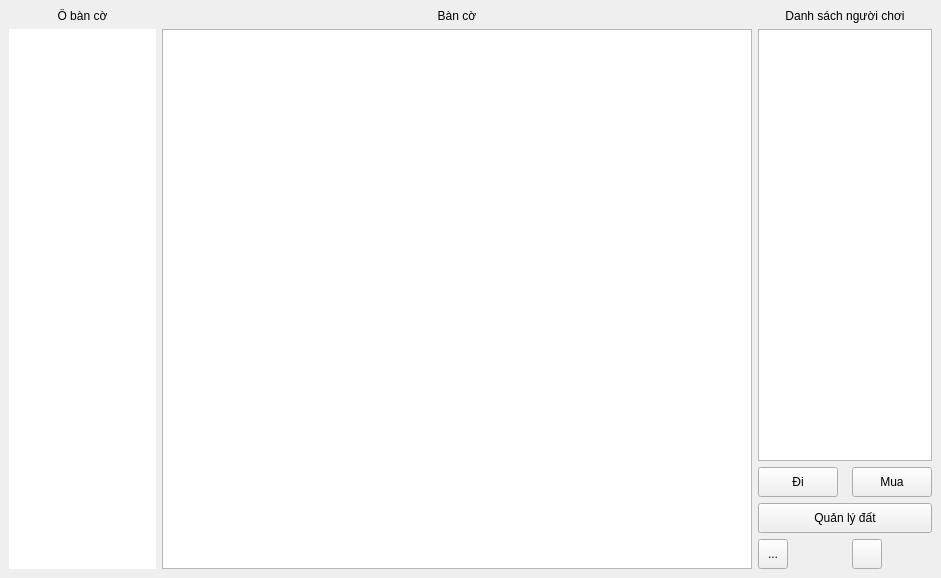
Old version of the form Comporated_sourcecode/mainwindow.ui in the repository ChocoOreal/Monopoly.
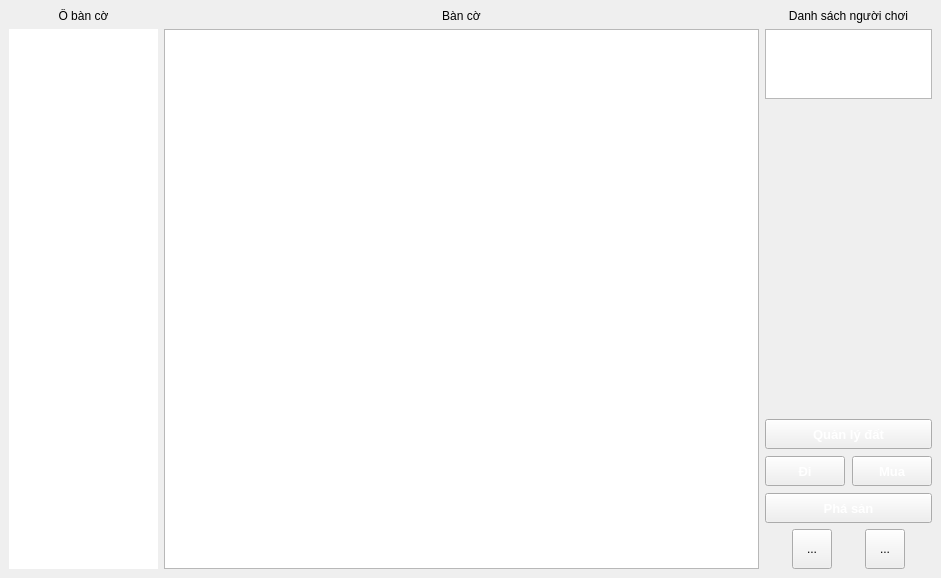
New version of the form. Icons and pictures are not drawn.

The edit to the form file:
```diff
--- a/Comporated_sourcecode/mainwindow.ui
+++ b/Comporated_sourcecode/mainwindow.ui
@@ -17,6 +17,12 @@
    <string notr="true">QMainWindow#MainWindow{ border-image: url(:/image/Image/Coin_background.png); }</string>
   </property>
   <widget class="QWidget" name="centralwidget">
+   <property name="sizePolicy">
+    <sizepolicy hsizetype="Expanding" vsizetype="Preferred">
+     <horstretch>0</horstretch>
+     <verstretch>0</verstretch>
+    </sizepolicy>
+   </property>
    <layout class="QHBoxLayout" name="horizontalLayout" stretch="1,4,1">
     <item>
      <layout class="QVBoxLayout" name="verticalLayout" stretch="0,0">
@@ -57,18 +63,54 @@
         <property name="sizeAdjustPolicy">
          <enum>QAbstractScrollArea::AdjustToContents</enum>
         </property>
+        <property name="editTriggers">
+         <set>QAbstractItemView::NoEditTriggers</set>
+        </property>
+        <property name="tabKeyNavigation">
+         <bool>false</bool>
+        </property>
+        <property name="showDropIndicator" stdset="0">
+         <bool>false</bool>
+        </property>
+        <property name="dragDropOverwriteMode">
+         <bool>false</bool>
+        </property>
+        <property name="alternatingRowColors">
+         <bool>true</bool>
+        </property>
+        <property name="selectionMode">
+         <enum>QAbstractItemView::NoSelection</enum>
+        </property>
+        <property name="selectionBehavior">
+         <enum>QAbstractItemView::SelectColumns</enum>
+        </property>
         <property name="textElideMode">
          <enum>Qt::ElideRight</enum>
         </property>
         <property name="gridStyle">
          <enum>Qt::SolidLine</enum>
         </property>
+        <property name="wordWrap">
+         <bool>true</bool>
+        </property>
+        <property name="cornerButtonEnabled">
+         <bool>false</bool>
+        </property>
         <attribute name="horizontalHeaderVisible">
-         <bool>true</bool>
+         <bool>false</bool>
         </attribute>
         <attribute name="verticalHeaderVisible">
          <bool>true</bool>
         </attribute>
+        <attribute name="verticalHeaderCascadingSectionResizes">
+         <bool>false</bool>
+        </attribute>
+        <attribute name="verticalHeaderMinimumSectionSize">
+         <number>0</number>
+        </attribute>
+        <attribute name="verticalHeaderStretchLastSection">
+         <bool>false</bool>
+        </attribute>
        </widget>
       </item>
      </layout>
@@ -119,39 +161,149 @@
        </widget>
       </item>
       <item>
-       <widget class="QTableView" name="listPlayer"/>
+       <widget class="QTableView" name="listPlayer">
+        <property name="verticalScrollBarPolicy">
+         <enum>Qt::ScrollBarAlwaysOff</enum>
+        </property>
+        <property name="horizontalScrollBarPolicy">
+         <enum>Qt::ScrollBarAlwaysOff</enum>
+        </property>
+        <property name="sizeAdjustPolicy">
+         <enum>QAbstractScrollArea::AdjustToContents</enum>
+        </property>
+        <property name="editTriggers">
+         <set>QAbstractItemView::NoEditTriggers</set>
+        </property>
+        <property name="textElideMode">
+         <enum>Qt::ElideRight</enum>
+        </property>
+        <property name="wordWrap">
+         <bool>true</bool>
+        </property>
+        <property name="cornerButtonEnabled">
+         <bool>false</bool>
+        </property>
+        <attribute name="horizontalHeaderVisible">
+         <bool>true</bool>
+        </attribute>
+        <attribute name="verticalHeaderVisible">
+         <bool>false</bool>
+        </attribute>
+       </widget>
       </item>
       <item>
-       <layout class="QGridLayout" name="gridLayout_2">
-        <property name="horizontalSpacing">
+       <widget class="QWidget" name="widget1" native="true">
+        <property name="sizePolicy">
+         <sizepolicy hsizetype="Preferred" vsizetype="Expanding">
+          <horstretch>0</horstretch>
+          <verstretch>0</verstretch>
+         </sizepolicy>
+        </property>
+       </widget>
+      </item>
+      <item>
+       <widget class="QWidget" name="widget2" native="true">
+        <property name="sizePolicy">
+         <sizepolicy hsizetype="Preferred" vsizetype="Expanding">
+          <horstretch>0</horstretch>
+          <verstretch>0</verstretch>
+         </sizepolicy>
+        </property>
+       </widget>
+      </item>
+      <item>
+       <widget class="QWidget" name="widget3" native="true">
+        <property name="sizePolicy">
+         <sizepolicy hsizetype="Preferred" vsizetype="Expanding">
+          <horstretch>0</horstretch>
+          <verstretch>0</verstretch>
+         </sizepolicy>
+        </property>
+        <property name="minimumSize">
+         <size>
+          <width>0</width>
+          <height>0</height>
+         </size>
+        </property>
+       </widget>
+      </item>
+      <item>
+       <widget class="QWidget" name="widget4" native="true">
+        <property name="sizePolicy">
+         <sizepolicy hsizetype="Preferred" vsizetype="Expanding">
+          <horstretch>0</horstretch>
+          <verstretch>0</verstretch>
+         </sizepolicy>
+        </property>
+       </widget>
+      </item>
+      <item>
+       <widget class="QLabel" name="turnPlayerLabel">
+        <property name="sizePolicy">
+         <sizepolicy hsizetype="Preferred" vsizetype="Expanding">
+          <horstretch>0</horstretch>
+          <verstretch>0</verstretch>
+         </sizepolicy>
+        </property>
+        <property name="maximumSize">
+         <size>
+          <width>1000</width>
+          <height>16777215</height>
+         </size>
+        </property>
+        <property name="font">
+         <font>
+          <pointsize>15</pointsize>
+          <weight>75</weight>
+          <bold>true</bold>
+         </font>
+        </property>
+        <property name="text">
+         <string/>
+        </property>
+        <property name="wordWrap">
+         <bool>true</bool>
+        </property>
+       </widget>
+      </item>
+      <item>
+       <widget class="QLabel" name="inTaskLabel">
+        <property name="sizePolicy">
+         <sizepolicy hsizetype="Preferred" vsizetype="Expanding">
+          <horstretch>0</horstretch>
+          <verstretch>0</verstretch>
+         </sizepolicy>
+        </property>
+        <property name="maximumSize">
+         <size>
+          <width>1000</width>
+          <height>16777215</height>
+         </size>
+        </property>
+        <property name="font">
+         <font>
+          <pointsize>15</pointsize>
+          <weight>75</weight>
+          <bold>true</bold>
+         </font>
+        </property>
+        <property name="text">
+         <string/>
+        </property>
+        <property name="wordWrap">
+         <bool>true</bool>
+        </property>
+       </widget>
+      </item>
+      <item>
+       <layout class="QGridLayout" name="gridLayout_2" columnstretch="0,0">
+        <property name="spacing">
          <number>7</number>
         </property>
-        <item row="2" column="2">
-         <widget class="QToolButton" name="toolButton">
-          <property name="sizePolicy">
-           <sizepolicy hsizetype="Maximum" vsizetype="Preferred">
-            <horstretch>0</horstretch>
-            <verstretch>0</verstretch>
-           </sizepolicy>
-          </property>
-          <property name="minimumSize">
-           <size>
-            <width>30</width>
-            <height>30</height>
-           </size>
-          </property>
-          <property name="styleSheet">
-           <string notr="true">border-image: url(:/image/Image/Info.png);</string>
-          </property>
-          <property name="text">
-           <string/>
-          </property>
-         </widget>
-        </item>
-        <item row="0" column="0">
+        <item row="2" column="0">
          <widget class="QPushButton" name="buttonGo">
           <property name="sizePolicy">
-           <sizepolicy hsizetype="Expanding" vsizetype="Preferred">
+           <sizepolicy hsizetype="Preferred" vsizetype="Preferred">
             <horstretch>0</horstretch>
             <verstretch>0</verstretch>
            </sizepolicy>
@@ -168,40 +320,62 @@
             <height>10000000</height>
            </size>
           </property>
+          <property name="font">
+           <font>
+            <pointsize>10</pointsize>
+            <weight>75</weight>
+            <bold>true</bold>
+           </font>
+          </property>
+          <property name="cursor">
+           <cursorShape>PointingHandCursor</cursorShape>
+          </property>
           <property name="styleSheet">
-           <string notr="true">border-image: url(:/image/Image/Asset 1.png);</string>
+           <string notr="true">border-image: url(:/image/Image/Asset 1.png);
+color: rgb(255, 255, 255);</string>
           </property>
           <property name="text">
            <string>Đi</string>
           </property>
          </widget>
         </item>
-        <item row="2" column="0">
-         <widget class="QToolButton" name="toolButton_3">
+        <item row="3" column="0" colspan="2">
+         <widget class="QPushButton" name="bankruptButton">
           <property name="sizePolicy">
-           <sizepolicy hsizetype="Maximum" vsizetype="Preferred">
+           <sizepolicy hsizetype="Preferred" vsizetype="Preferred">
             <horstretch>0</horstretch>
             <verstretch>0</verstretch>
            </sizepolicy>
           </property>
           <property name="minimumSize">
            <size>
-            <width>30</width>
+            <width>0</width>
             <height>30</height>
            </size>
           </property>
+          <property name="font">
+           <font>
+            <pointsize>10</pointsize>
+            <weight>75</weight>
+            <bold>true</bold>
+           </font>
+          </property>
+          <property name="cursor">
+           <cursorShape>PointingHandCursor</cursorShape>
+          </property>
           <property name="styleSheet">
-           <string notr="true">border-image: url(:/image/Image/Home.png);</string>
+           <string notr="true">border-image: url(:/image/Image/Asset 1.png);
+color: rgb(255, 255, 255);</string>
           </property>
           <property name="text">
-           <string>...</string>
+           <string>Phá sản</string>
           </property>
          </widget>
         </item>
-        <item row="0" column="2">
+        <item row="2" column="1">
          <widget class="QPushButton" name="buttonBuy">
           <property name="sizePolicy">
-           <sizepolicy hsizetype="Expanding" vsizetype="Preferred">
+           <sizepolicy hsizetype="Preferred" vsizetype="Preferred">
             <horstretch>0</horstretch>
             <verstretch>0</verstretch>
            </sizepolicy>
@@ -212,18 +386,29 @@
             <height>30</height>
            </size>
           </property>
+          <property name="font">
+           <font>
+            <pointsize>10</pointsize>
+            <weight>75</weight>
+            <bold>true</bold>
+           </font>
+          </property>
+          <property name="cursor">
+           <cursorShape>PointingHandCursor</cursorShape>
+          </property>
           <property name="styleSheet">
-           <string notr="true">border-image: url(:/image/Image/Asset 1.png);</string>
+           <string notr="true">border-image: url(:/image/Image/Asset 1.png);
+color: rgb(255, 255, 255);</string>
           </property>
           <property name="text">
            <string>Mua</string>
           </property>
          </widget>
         </item>
-        <item row="1" column="0" colspan="3">
+        <item row="0" column="0" colspan="2">
          <widget class="QPushButton" name="manageButton">
           <property name="sizePolicy">
-           <sizepolicy hsizetype="Expanding" vsizetype="Preferred">
+           <sizepolicy hsizetype="Preferred" vsizetype="Preferred">
             <horstretch>0</horstretch>
             <verstretch>0</verstretch>
            </sizepolicy>
@@ -234,8 +419,19 @@
             <height>30</height>
            </size>
           </property>
+          <property name="font">
+           <font>
+            <pointsize>10</pointsize>
+            <weight>75</weight>
+            <bold>true</bold>
+           </font>
+          </property>
+          <property name="cursor">
+           <cursorShape>PointingHandCursor</cursorShape>
+          </property>
           <property name="styleSheet">
-           <string notr="true">border-image: url(:/image/Image/Asset 1.png);</string>
+           <string notr="true">border-image: url(:/image/Image/Asset 1.png);
+color: rgb(255, 255, 255);</string>
           </property>
           <property name="text">
            <string>Quản lý đất</string>
@@ -244,6 +440,54 @@
         </item>
        </layout>
       </item>
+      <item>
+       <layout class="QHBoxLayout" name="horizontalLayout_2">
+        <item>
+         <widget class="QToolButton" name="homeButton">
+          <property name="sizePolicy">
+           <sizepolicy hsizetype="Fixed" vsizetype="Fixed">
+            <horstretch>0</horstretch>
+            <verstretch>0</verstretch>
+           </sizepolicy>
+          </property>
+          <property name="minimumSize">
+           <size>
+            <width>40</width>
+            <height>40</height>
+           </size>
+          </property>
+          <property name="cursor">
+           <cursorShape>PointingHandCursor</cursorShape>
+          </property>
+          <property name="styleSheet">
+           <string notr="true">border-image: url(:/image/Image/Home.png);</string>
+          </property>
+          <property name="text">
+           <string>...</string>
+          </property>
+         </widget>
+        </item>
+        <item>
+         <widget class="QToolButton" name="toolButton">
+          <property name="minimumSize">
+           <size>
+            <width>40</width>
+            <height>40</height>
+           </size>
+          </property>
+          <property name="cursor">
+           <cursorShape>PointingHandCursor</cursorShape>
+          </property>
+          <property name="styleSheet">
+           <string notr="true">border-image: url(:/image/Image/Setting.png);</string>
+          </property>
+          <property name="text">
+           <string>...</string>
+          </property>
+         </widget>
+        </item>
+       </layout>
+      </item>
      </layout>
     </item>
    </layout>
```
Left out of the diff: 4 changed lines with no effect on the pictures.
